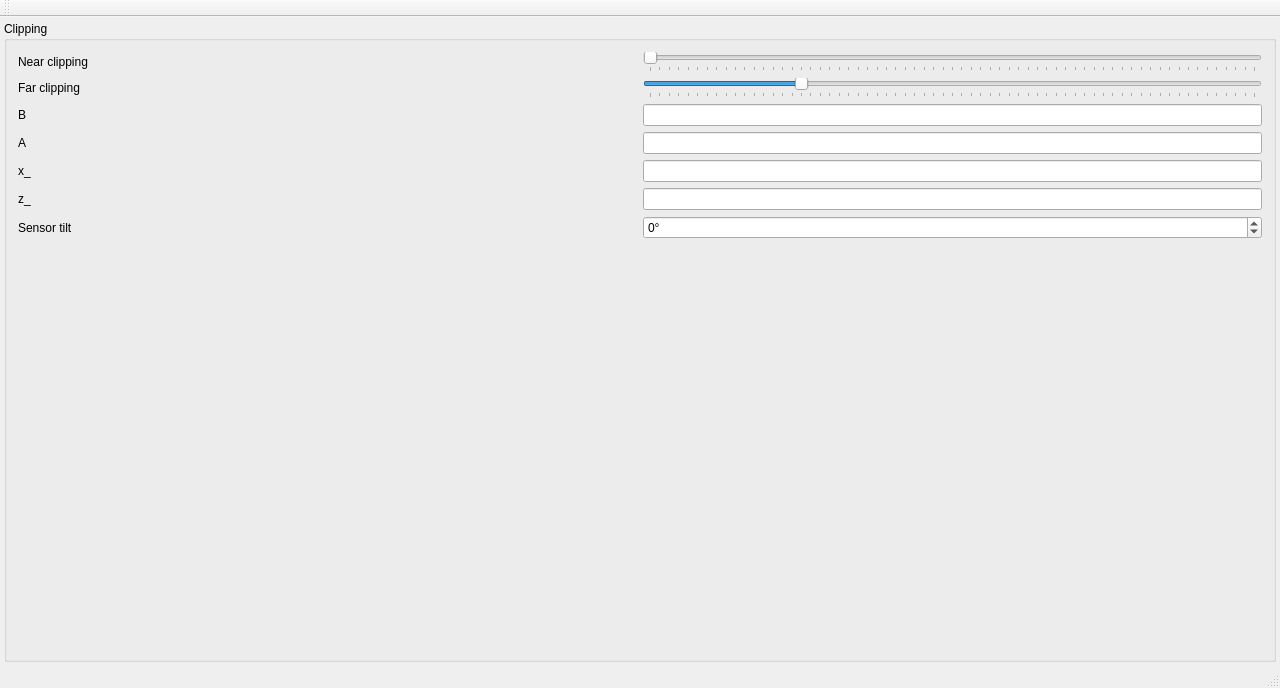
Above: mainwindow.ui from 607011/w-1 before the change. Below: the same form after it.
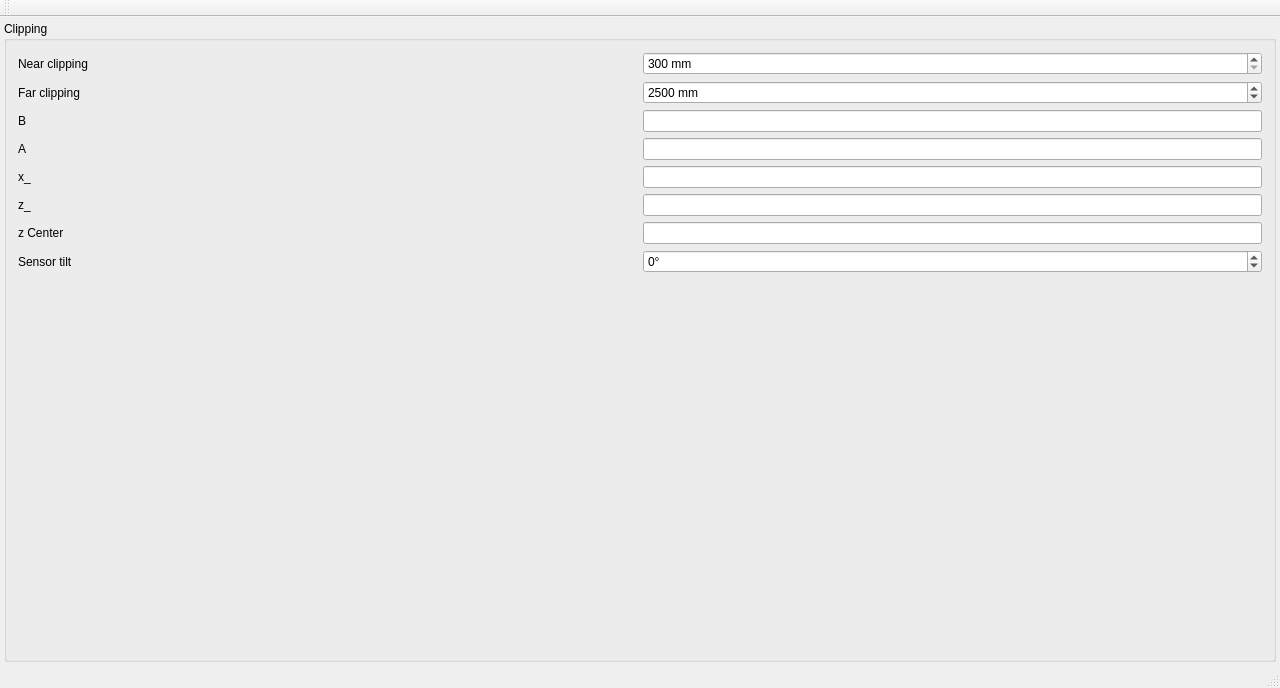
That is the form after the change.

Commit message: GUI leicht umgearbeitet.

Diff of the .ui file:
```diff
--- a/mainwindow.ui
+++ b/mainwindow.ui
@@ -33,6 +33,13 @@
          <string>Clipping</string>
         </property>
         <layout class="QGridLayout" name="gridLayout_3">
+         <item row="5" column="0">
+          <widget class="QLabel" name="label_5">
+           <property name="text">
+            <string>x_</string>
+           </property>
+          </widget>
+         </item>
          <item row="6" column="0">
           <widget class="QLabel" name="label_6">
            <property name="text">
@@ -40,34 +47,6 @@
            </property>
           </widget>
          </item>
-         <item row="2" column="1">
-          <widget class="QSlider" name="farClippingHorizontalSlider">
-           <property name="sizePolicy">
-            <sizepolicy hsizetype="Preferred" vsizetype="Fixed">
-             <horstretch>0</horstretch>
-             <verstretch>0</verstretch>
-            </sizepolicy>
-           </property>
-           <property name="maximum">
-            <number>65535</number>
-           </property>
-           <property name="singleStep">
-            <number>16</number>
-           </property>
-           <property name="pageStep">
-            <number>1024</number>
-           </property>
-           <property name="value">
-            <number>16384</number>
-           </property>
-           <property name="orientation">
-            <enum>Qt::Horizontal</enum>
-           </property>
-           <property name="tickPosition">
-            <enum>QSlider::TicksBelow</enum>
-           </property>
-          </widget>
-         </item>
          <item row="5" column="1">
           <widget class="QLineEdit" name="x_LineEdit">
            <property name="sizePolicy">
@@ -76,6 +55,9 @@
              <verstretch>0</verstretch>
             </sizepolicy>
            </property>
+           <property name="alignment">
+            <set>Qt::AlignRight|Qt::AlignTrailing|Qt::AlignVCenter</set>
+           </property>
           </widget>
          </item>
          <item row="2" column="0">
@@ -85,31 +67,6 @@
            </property>
           </widget>
          </item>
-         <item row="0" column="1">
-          <widget class="QSlider" name="nearClippingHorizontalSlider">
-           <property name="sizePolicy">
-            <sizepolicy hsizetype="Preferred" vsizetype="Fixed">
-             <horstretch>0</horstretch>
-             <verstretch>0</verstretch>
-            </sizepolicy>
-           </property>
-           <property name="maximum">
-            <number>65535</number>
-           </property>
-           <property name="singleStep">
-            <number>16</number>
-           </property>
-           <property name="pageStep">
-            <number>1024</number>
-           </property>
-           <property name="orientation">
-            <enum>Qt::Horizontal</enum>
-           </property>
-           <property name="tickPosition">
-            <enum>QSlider::TicksBelow</enum>
-           </property>
-          </widget>
-         </item>
          <item row="3" column="1">
           <widget class="QLineEdit" name="bLineEdit">
            <property name="sizePolicy">
@@ -118,9 +75,12 @@
              <verstretch>0</verstretch>
             </sizepolicy>
            </property>
+           <property name="alignment">
+            <set>Qt::AlignRight|Qt::AlignTrailing|Qt::AlignVCenter</set>
+           </property>
           </widget>
          </item>
-         <item row="8" column="1">
+         <item row="9" column="1">
           <spacer name="verticalSpacer">
            <property name="orientation">
             <enum>Qt::Vertical</enum>
@@ -141,6 +101,9 @@
              <verstretch>0</verstretch>
             </sizepolicy>
            </property>
+           <property name="alignment">
+            <set>Qt::AlignRight|Qt::AlignTrailing|Qt::AlignVCenter</set>
+           </property>
           </widget>
          </item>
          <item row="0" column="0">
@@ -158,12 +121,8 @@
              <verstretch>0</verstretch>
             </sizepolicy>
            </property>
-          </widget>
-         </item>
-         <item row="5" column="0">
-          <widget class="QLabel" name="label_5">
-           <property name="text">
-            <string>x_</string>
+           <property name="alignment">
+            <set>Qt::AlignRight|Qt::AlignTrailing|Qt::AlignVCenter</set>
            </property>
           </widget>
          </item>
@@ -181,14 +140,14 @@
            </property>
           </widget>
          </item>
-         <item row="7" column="0">
+         <item row="8" column="0">
           <widget class="QLabel" name="label_7">
            <property name="text">
             <string>Sensor tilt</string>
            </property>
           </widget>
          </item>
-         <item row="7" column="1">
+         <item row="8" column="1">
           <widget class="QSpinBox" name="tiltSpinBox">
            <property name="suffix">
             <string>°</string>
@@ -200,13 +159,68 @@
             <number>30</number>
            </property>
            <property name="singleStep">
-            <number>1</number>
+            <number>2</number>
            </property>
            <property name="value">
             <number>0</number>
            </property>
           </widget>
          </item>
+         <item row="7" column="1">
+          <widget class="QLineEdit" name="zCenterLineEdit">
+           <property name="sizePolicy">
+            <sizepolicy hsizetype="Preferred" vsizetype="Fixed">
+             <horstretch>0</horstretch>
+             <verstretch>0</verstretch>
+            </sizepolicy>
+           </property>
+           <property name="alignment">
+            <set>Qt::AlignRight|Qt::AlignTrailing|Qt::AlignVCenter</set>
+           </property>
+          </widget>
+         </item>
+         <item row="7" column="0">
+          <widget class="QLabel" name="label_8">
+           <property name="text">
+            <string>z Center</string>
+           </property>
+          </widget>
+         </item>
+         <item row="0" column="1">
+          <widget class="QSpinBox" name="nearClippingSpinBox">
+           <property name="suffix">
+            <string> mm</string>
+           </property>
+           <property name="minimum">
+            <number>300</number>
+           </property>
+           <property name="maximum">
+            <number>10000</number>
+           </property>
+           <property name="singleStep">
+            <number>100</number>
+           </property>
+          </widget>
+         </item>
+         <item row="2" column="1">
+          <widget class="QSpinBox" name="farClippingSpinBox">
+           <property name="suffix">
+            <string> mm</string>
+           </property>
+           <property name="minimum">
+            <number>300</number>
+           </property>
+           <property name="maximum">
+            <number>10000</number>
+           </property>
+           <property name="singleStep">
+            <number>100</number>
+           </property>
+           <property name="value">
+            <number>2500</number>
+           </property>
+          </widget>
+         </item>
         </layout>
        </widget>
       </item>
```
The commit also changes 5 other files.
